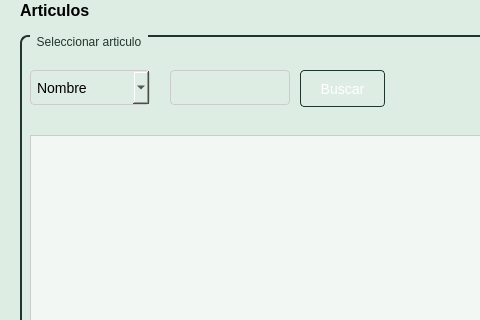
The window that Sistema de ventas/ui/FrmBuscarArticuloIngreso.ui (CodeDrTech/DevelopPython) describes before a commit, drawn with Qt 5; both pictures show x 0 to 480 and y 0 to 320 of the 697 by 556 pixel window.
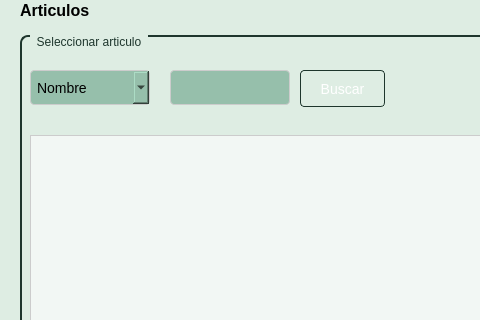
The same window after the commit.

What changed in the file:
```diff
--- a/Sistema de ventas/ui/FrmBuscarArticuloIngreso.ui
+++ b/Sistema de ventas/ui/FrmBuscarArticuloIngreso.ui
@@ -92,8 +92,9 @@
       </rect>
      </property>
      <property name="styleSheet">
-      <string notr="true">QComboBox {
-    background-color: #deede3;
+      <string notr="true">/* Estilos para QComboBox */
+QComboBox {
+    background-color: #96bfab;
     border: 1px solid #cccccc;
     padding: 6px;
     border-radius: 4px;
@@ -175,7 +176,7 @@
      </property>
      <property name="styleSheet">
       <string notr="true">QLineEdit {
-    background-color: #deede3;
+    background-color: #96bfab;
     border: 1px solid #cccccc;
     padding: 6px;
     border-radius: 4px;
```
Left out of the diff: 4 changed lines with no effect on the pictures.
